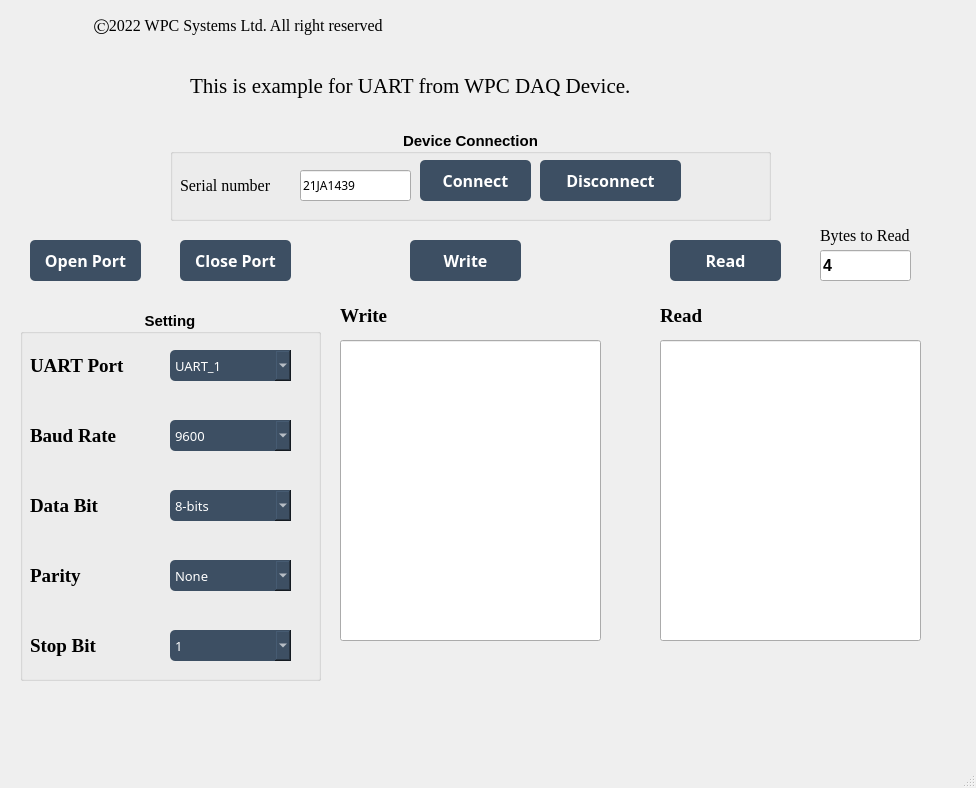
Qt form Examples/GUI/UART/Example_UART/UI_design/example_GUI_UART.ui (WPC-Systems-Ltd/WPC_Python_driver_release) before a commit.
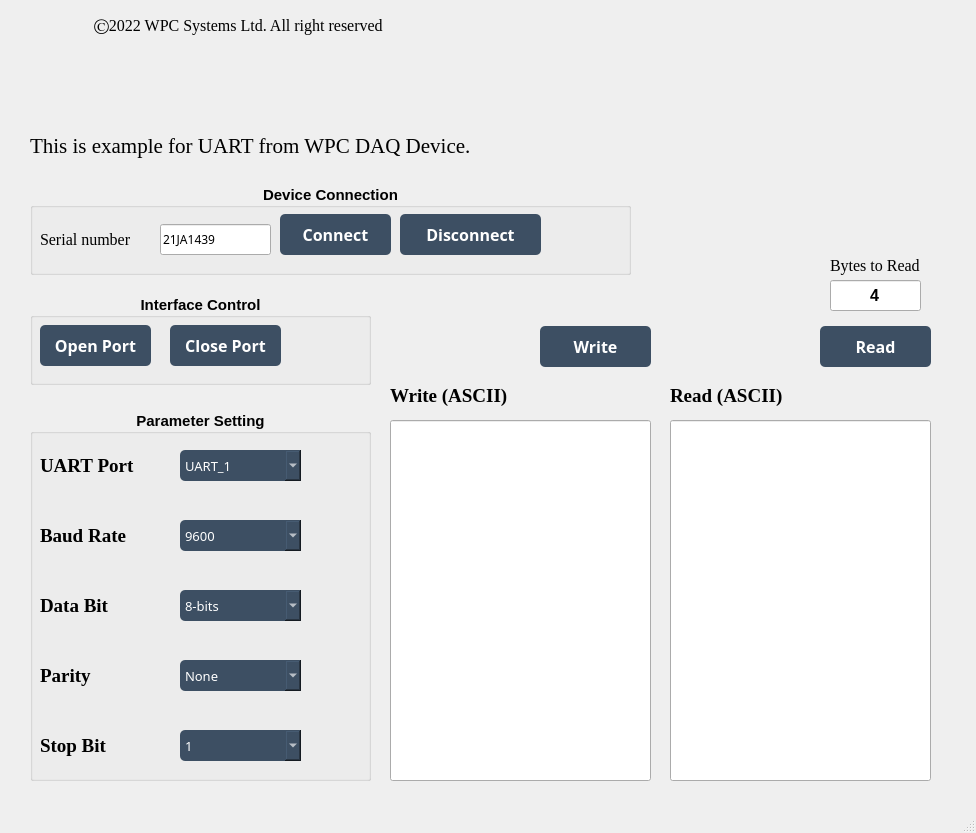
The same form after that commit. Icons and pictures are not drawn.

Commit message: Update UART example code

Diff of the .ui file:
```diff
--- a/Examples/GUI/UART/Example_UART/UI_design/example_GUI_UART.ui
+++ b/Examples/GUI/UART/Example_UART/UI_design/example_GUI_UART.ui
@@ -7,18 +7,21 @@
     <x>0</x>
     <y>0</y>
     <width>976</width>
-    <height>788</height>
+    <height>833</height>
    </rect>
   </property>
   <property name="windowTitle">
    <string>MainWindow</string>
   </property>
+  <property name="layoutDirection">
+   <enum>Qt::LeftToRight</enum>
+  </property>
   <widget class="QWidget" name="centralwidget">
    <widget class="QLabel" name="lb_declare">
     <property name="geometry">
      <rect>
-      <x>190</x>
-      <y>70</y>
+      <x>30</x>
+      <y>130</y>
       <width>651</width>
       <height>31</height>
      </rect>
@@ -74,8 +77,8 @@
    <widget class="QGroupBox" name="groupBox_connection">
     <property name="geometry">
      <rect>
-      <x>170</x>
-      <y>130</y>
+      <x>30</x>
+      <y>184</y>
       <width>601</width>
       <height>91</height>
      </rect>
@@ -211,7 +214,7 @@
      <property name="geometry">
       <rect>
        <x>530</x>
-       <y>20</y>
+       <y>26</y>
        <width>51</width>
        <height>51</height>
       </rect>
@@ -233,9 +236,9 @@
    <widget class="QGroupBox" name="groupBox_setting">
     <property name="geometry">
      <rect>
-      <x>20</x>
-      <y>310</y>
-      <width>301</width>
+      <x>30</x>
+      <y>410</y>
+      <width>341</width>
       <height>371</height>
      </rect>
     </property>
@@ -250,7 +253,7 @@
      <bool>true</bool>
     </property>
     <property name="title">
-     <string>Setting</string>
+     <string>Parameter Setting</string>
     </property>
     <property name="alignment">
      <set>Qt::AlignCenter</set>
@@ -1579,8 +1582,8 @@
    <widget class="QPushButton" name="btn_write">
     <property name="geometry">
      <rect>
-      <x>410</x>
-      <y>240</y>
+      <x>540</x>
+      <y>326</y>
       <width>111</width>
       <height>41</height>
      </rect>
@@ -1612,8 +1615,8 @@
    <widget class="QPushButton" name="btn_read">
     <property name="geometry">
      <rect>
-      <x>670</x>
-      <y>240</y>
+      <x>820</x>
+      <y>326</y>
       <width>111</width>
       <height>41</height>
      </rect>
@@ -1645,8 +1648,8 @@
    <widget class="QLineEdit" name="lineEdit_byteread">
     <property name="geometry">
      <rect>
-      <x>820</x>
-      <y>250</y>
+      <x>830</x>
+      <y>280</y>
       <width>91</width>
       <height>31</height>
      </rect>
@@ -1658,15 +1661,21 @@
       <bold>true</bold>
      </font>
     </property>
+    <property name="layoutDirection">
+     <enum>Qt::LeftToRight</enum>
+    </property>
     <property name="text">
      <string>4</string>
     </property>
+    <property name="alignment">
+     <set>Qt::AlignCenter</set>
+    </property>
    </widget>
    <widget class="QLabel" name="lb_byteread">
     <property name="geometry">
      <rect>
-      <x>820</x>
-      <y>220</y>
+      <x>830</x>
+      <y>250</y>
       <width>121</width>
       <height>31</height>
      </rect>
@@ -1686,9 +1695,9 @@
    <widget class="QLabel" name="lb_write">
     <property name="geometry">
      <rect>
-      <x>340</x>
-      <y>300</y>
-      <width>71</width>
+      <x>390</x>
+      <y>380</y>
+      <width>151</width>
       <height>31</height>
      </rect>
     </property>
@@ -1701,15 +1710,15 @@
      </font>
     </property>
     <property name="text">
-     <string>Write</string>
+     <string>Write (ASCII)</string>
     </property>
    </widget>
    <widget class="QLabel" name="lb_read">
     <property name="geometry">
      <rect>
-      <x>660</x>
-      <y>300</y>
-      <width>71</width>
+      <x>670</x>
+      <y>380</y>
+      <width>151</width>
       <height>31</height>
      </rect>
     </property>
@@ -1722,14 +1731,14 @@
      </font>
     </property>
     <property name="text">
-     <string>Read</string>
+     <string>Read (ASCII)</string>
     </property>
    </widget>
    <widget class="QPushButton" name="btn_open">
     <property name="geometry">
      <rect>
-      <x>30</x>
-      <y>240</y>
+      <x>40</x>
+      <y>325</y>
       <width>111</width>
       <height>41</height>
      </rect>
@@ -1761,8 +1770,8 @@
    <widget class="QPushButton" name="btn_close">
     <property name="geometry">
      <rect>
-      <x>180</x>
-      <y>240</y>
+      <x>170</x>
+      <y>325</y>
       <width>111</width>
       <height>41</height>
      </rect>
@@ -1794,10 +1803,10 @@
    <widget class="QLineEdit" name="lineEdit_write">
     <property name="geometry">
      <rect>
-      <x>340</x>
-      <y>340</y>
+      <x>390</x>
+      <y>420</y>
       <width>261</width>
-      <height>301</height>
+      <height>361</height>
      </rect>
     </property>
     <property name="font">
@@ -1812,10 +1821,10 @@
    <widget class="QLineEdit" name="lineEdit_read">
     <property name="geometry">
      <rect>
-      <x>660</x>
-      <y>340</y>
+      <x>670</x>
+      <y>420</y>
       <width>261</width>
-      <height>301</height>
+      <height>361</height>
      </rect>
     </property>
     <property name="font">
@@ -1827,6 +1836,68 @@
      <string/>
     </property>
    </widget>
+   <widget class="QLabel" name="lb_ledport">
+    <property name="geometry">
+     <rect>
+      <x>300</x>
+      <y>320</y>
+      <width>51</width>
+      <height>51</height>
+     </rect>
+    </property>
+    <property name="text">
+     <string/>
+    </property>
+    <property name="pixmap">
+     <pixmap>C:/Material/WPC_Led_green.png</pixmap>
+    </property>
+    <property name="scaledContents">
+     <bool>true</bool>
+    </property>
+    <property name="wordWrap">
+     <bool>false</bool>
+    </property>
+   </widget>
+   <widget class="QGroupBox" name="groupBox">
+    <property name="geometry">
+     <rect>
+      <x>30</x>
+      <y>294</y>
+      <width>341</width>
+      <height>91</height>
+     </rect>
+    </property>
+    <property name="font">
+     <font>
+      <pointsize>11</pointsize>
+      <weight>75</weight>
+      <bold>true</bold>
+     </font>
+    </property>
+    <property name="title">
+     <string>Interface Control</string>
+    </property>
+    <property name="alignment">
+     <set>Qt::AlignCenter</set>
+    </property>
+   </widget>
+   <zorder>groupBox</zorder>
+   <zorder>lb_declare</zorder>
+   <zorder>lb_rights</zorder>
+   <zorder>lb_trademark</zorder>
+   <zorder>groupBox_connection</zorder>
+   <zorder>groupBox_setting</zorder>
+   <zorder>btn_write</zorder>
+   <zorder>btn_read</zorder>
+   <zorder>lineEdit_byteread</zorder>
+   <zorder>lb_byteread</zorder>
+   <zorder>lb_write</zorder>
+   <zorder>lb_read</zorder>
+   <zorder>btn_open</zorder>
+   <zorder>btn_close</zorder>
+   <zorder>lineEdit_write</zorder>
+   <zorder>lineEdit_read</zorder>
+   <zorder>lb_ledport</zorder>
   </widget>
   <widget class="QMenuBar" name="menubar">
    <property name="geometry">
```
Left out of the diff: 2 changed lines with no effect on the pictures. The commit also changes 2 other files.
